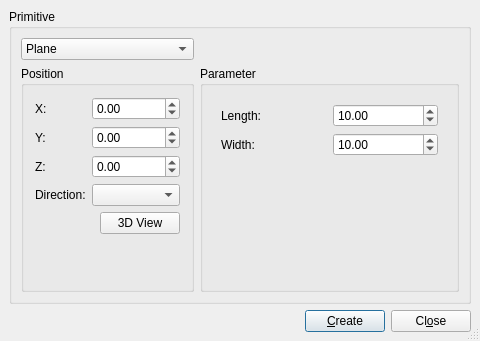
Before: the Qt Designer form src/Mod/Part/Gui/DlgPrimitives.ui in berndhahnebach/All_FreeCAD, drawn with Qt 5.
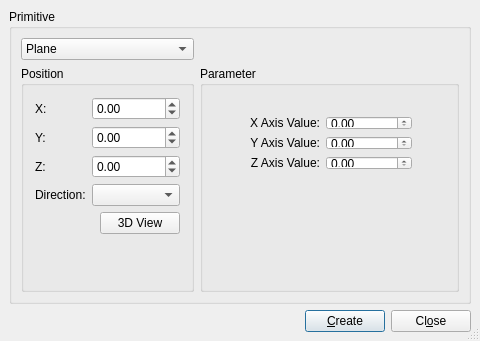
After: the same form once the commit is applied. The open tabs and pages were chosen to show the change.

Commit message: + 0000452: in "Part" added create "vertex" to the create primitives dialgue gui

```diff
--- a/src/Mod/Part/Gui/DlgPrimitives.ui
+++ b/src/Mod/Part/Gui/DlgPrimitives.ui
@@ -1269,6 +1269,59 @@
              </item>
             </layout>
            </widget>
+           <widget class="QWidget" name="page10_vertex">
+            <widget class="QWidget" name="gridLayoutWidget">
+             <property name="geometry">
+              <rect>
+               <x>10</x>
+               <y>10</y>
+               <width>201</width>
+               <height>76</height>
+              </rect>
+             </property>
+             <layout class="QGridLayout" name="gridLayout_4">
+              <item row="0" column="1">
+               <widget class="QDoubleSpinBox" name="VertexXAxisValue"/>
+              </item>
+              <item row="1" column="1">
+               <widget class="QDoubleSpinBox" name="VertexYAxisValue"/>
+              </item>
+              <item row="2" column="1">
+               <widget class="QDoubleSpinBox" name="VertexZAxisValue"/>
+              </item>
+              <item row="0" column="0">
+               <widget class="QLabel" name="label_X_Axis">
+                <property name="text">
+                 <string>X Axis Value:</string>
+                </property>
+                <property name="alignment">
+                 <set>Qt::AlignRight|Qt::AlignTrailing|Qt::AlignVCenter</set>
+                </property>
+               </widget>
+              </item>
+              <item row="1" column="0">
+               <widget class="QLabel" name="label_Y_Axis">
+                <property name="text">
+                 <string>Y Axis Value:</string>
+                </property>
+                <property name="alignment">
+                 <set>Qt::AlignRight|Qt::AlignTrailing|Qt::AlignVCenter</set>
+                </property>
+               </widget>
+              </item>
+              <item row="2" column="0">
+               <widget class="QLabel" name="label_Z_Axis">
+                <property name="text">
+                 <string>Z Axis Value:</string>
+                </property>
+                <property name="alignment">
+                 <set>Qt::AlignRight|Qt::AlignTrailing|Qt::AlignVCenter</set>
+                </property>
+               </widget>
+              </item>
+             </layout>
+            </widget>
+           </widget>
           </widget>
          </item>
         </layout>
```
Left out of the diff: 33 changed lines with no effect on the pictures. The commit also changes 4 other files.
